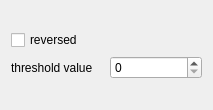
The window that resources/ui/modules/ThresholdImage.ui (Hboni/francis) describes before a commit, drawn with Qt 5.
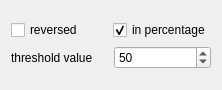
The same window after the commit.

Commit message: [#52] Add thresholding with percentage

The edit to the form file:
```diff
--- a/resources/ui/modules/ThresholdImage.ui
+++ b/resources/ui/modules/ThresholdImage.ui
@@ -6,8 +6,8 @@
    <rect>
     <x>0</x>
     <y>0</y>
-    <width>213</width>
-    <height>110</height>
+    <width>222</width>
+    <height>90</height>
    </rect>
   </property>
   <property name="windowTitle">
@@ -17,6 +17,8 @@
    <item>
     <layout class="QVBoxLayout" name="verticalLayout_2">
      <item>
+      <layout class="QHBoxLayout" name="horizontalLayout_2">
+       <item>
       <widget class="QCheckBox" name="reversed">
        <property name="text">
         <string>reversed</string>
@@ -24,6 +26,31 @@
       </widget>
      </item>
      <item>
+        <spacer name="horizontalSpacer">
+         <property name="orientation">
+          <enum>Qt::Horizontal</enum>
+         </property>
+         <property name="sizeHint" stdset="0">
+          <size>
+           <width>40</width>
+           <height>20</height>
+          </size>
+         </property>
+        </spacer>
+       </item>
+       <item>
+        <widget class="QCheckBox" name="inPercentage">
+         <property name="text">
+          <string>in percentage</string>
+         </property>
+         <property name="checked">
+          <bool>true</bool>
+         </property>
+        </widget>
+       </item>
+      </layout>
+     </item>
+     <item>
       <layout class="QHBoxLayout" name="horizontalLayout">
        <item>
         <widget class="QLabel" name="label">
@@ -43,6 +70,9 @@
          <property name="maximum">
           <number>256</number>
          </property>
+         <property name="value">
+          <number>50</number>
+         </property>
         </widget>
        </item>
       </layout>
```
Lines whose indentation alone changed are shown as unchanged. The commit also changes 4 other files.
